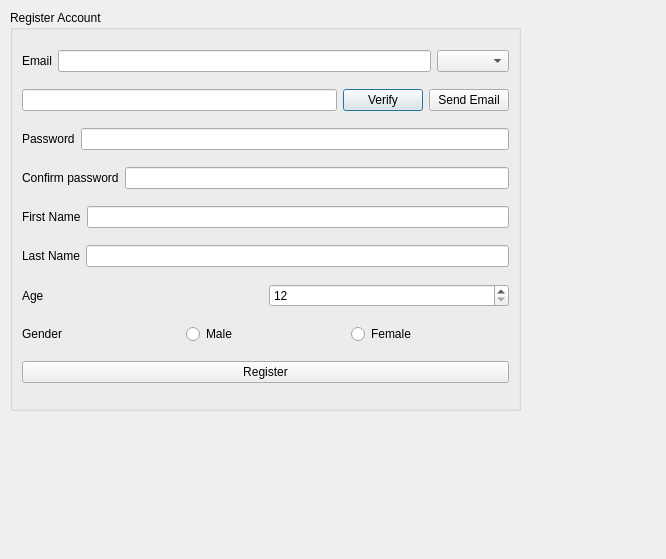
First picture: the form in In4B00king/register.ui, repository leejm17/ICT1009-In4B00king, before the edit.
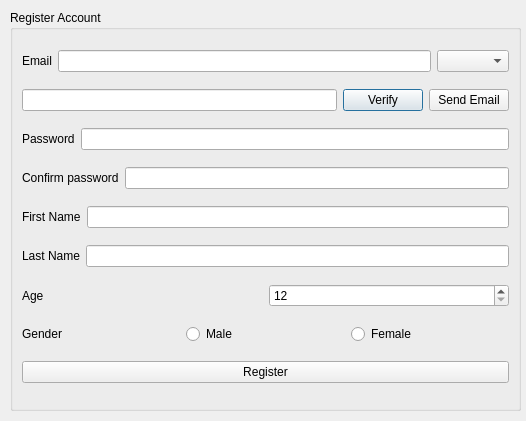
Second picture: the form after the edit.

```diff
--- a/In4B00king/register.ui
+++ b/In4B00king/register.ui
@@ -6,8 +6,8 @@
    <rect>
     <x>0</x>
     <y>0</y>
-    <width>666</width>
-    <height>559</height>
+    <width>526</width>
+    <height>421</height>
    </rect>
   </property>
   <property name="windowTitle">
```
